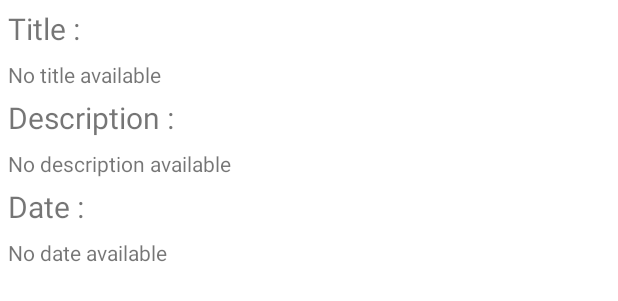
After one commit to aminechaabini/NASAImageryAndroidApp, an Android app: the layout fragment_image_details.xml on its own in the app's theme, with its tools: preview values and no code run, on a phone screen of 412 x 824 dp. The commit adds this screen. Shown: the top 301 px of the screen. Run offline under Robolectric (Android 15) with nearby library versions, the phone set to English and light mode, and no system bars.

Commit message:
fixed ui

```diff
--- a/app/build.gradle.kts
+++ b/app/build.gradle.kts
@@ -7,12 +7,12 @@ plugins {
 
 android {
     namespace = "com.example.nasaimagery"
-    compileSdk = 33
+    compileSdk = 34
 
     defaultConfig {
         applicationId = "com.example.nasaimagery"
         minSdk = 24
-        targetSdk = 33
+        targetSdk = 34
         versionCode = 1
         versionName = "1.0"
 
@@ -57,4 +57,6 @@ dependencies {
     androidTestImplementation("androidx.test.espresso:espresso-core:3.5.1")
     implementation ("com.squareup.retrofit2:retrofit:2.9.0")
     implementation ("com.google.code.gson:gson:2.10.1")
+    implementation ("com.squareup.retrofit2:converter-gson:2.3.0")
+
 }
--- a/app/src/main/AndroidManifest.xml
+++ b/app/src/main/AndroidManifest.xml
@@ -1,6 +1,8 @@
 <?xml version="1.0" encoding="utf-8"?>
 <manifest xmlns:android="http://schemas.android.com/apk/res/android"
     xmlns:tools="http://schemas.android.com/tools" >
+
+    <uses-permission android:name="android.permission.INTERNET" />
 
     <application
         android:allowBackup="true"
--- a/app/src/main/java/com/example/nasaimagery/MainActivity.kt
+++ b/app/src/main/java/com/example/nasaimagery/MainActivity.kt
@@ -25,7 +25,7 @@ private lateinit var binding: ActivityMainBinding
         // Passing each menu ID as a set of Ids because each
         // menu should be considered as top level destinations.
         val appBarConfiguration = AppBarConfiguration(setOf(
-            R.id.navigation_home, R.id.navigation_dashboard, R.id.navigation_notifications))
+            R.id.homeFragment, R.id.settingsFragment, R.id.savedImagesFragment))
         setupActionBarWithNavController(navController, appBarConfiguration)
         navView.setupWithNavController(navController)
     }
--- a/app/src/main/java/com/example/nasaimagery/ui/savedImages/SavedImagesViewModel.kt
+++ b/app/src/main/java/com/example/nasaimagery/ui/imagedetails/ImageDetailsViewModel.kt
@@ -1,10 +1,10 @@
-package com.example.nasaimagery.ui.savedImages
+package com.example.nasaimagery.ui.imagedetails
 
 import androidx.lifecycle.LiveData
 import androidx.lifecycle.MutableLiveData
 import androidx.lifecycle.ViewModel
 
-class SavedImagesViewModel : ViewModel() {
+class ImageDetailsViewModel : ViewModel() {
 
     private val _text = MutableLiveData<String>().apply {
         value = "This is notifications Fragment"
--- a/app/src/main/java/com/example/nasaimagery/ui/settings/SettingsFragment.kt
+++ b/app/src/main/java/com/example/nasaimagery/ui/settings/SettingsFragment.kt
@@ -7,11 +7,11 @@ import android.view.ViewGroup
 import android.widget.TextView
 import androidx.fragment.app.Fragment
 import androidx.lifecycle.ViewModelProvider
-import com.example.nasaimagery.databinding.FragmentDashboardBinding
+import com.example.nasaimagery.databinding.FragmentSettingsBinding
 
 class SettingsFragment : Fragment() {
 
-private var _binding: FragmentDashboardBinding? = null
+private var _binding: FragmentSettingsBinding? = null
   // This property is only valid between onCreateView and
   // onDestroyView.
   private val binding get() = _binding!!
@@ -24,7 +24,7 @@ private var _binding: FragmentDashboardBinding? = null
     val settingsViewModel =
             ViewModelProvider(this).get(SettingsViewModel::class.java)
 
-    _binding = FragmentDashboardBinding.inflate(inflater, container, false)
+    _binding = FragmentSettingsBinding.inflate(inflater, container, false)
     val root: View = binding.root
 
     val textView: TextView = binding.textDashboard
--- /dev/null
+++ b/app/src/main/res/layout/fragment_image_details.xml
@@ -0,0 +1,75 @@
+<?xml version="1.0" encoding="utf-8"?>
+<androidx.constraintlayout.widget.ConstraintLayout
+    xmlns:android="http://schemas.android.com/apk/res/android"
+    xmlns:app="http://schemas.android.com/apk/res-auto"
+    xmlns:tools="http://schemas.android.com/tools"
+    android:layout_width="match_parent"
+    android:layout_height="match_parent"
+    tools:context=".ui.imagedetails.ImageDetailsFragment" >
+
+    <TextView
+        android:id="@+id/title"
+        android:layout_width="match_parent"
+        android:layout_height="40dp"
+        android:paddingStart="5dp"
+        android:paddingTop="5dp"
+        android:text="Title :"
+        android:textSize="20sp"
+        app:layout_constraintStart_toStartOf="parent"
+        app:layout_constraintTop_toTopOf="parent" />
+
+    <TextView
+        android:id="@+id/date"
+        android:layout_width="match_parent"
+        android:layout_height="40dp"
+        android:paddingStart="5dp"
+        android:paddingTop="5dp"
+        android:text="Date :"
+        android:textSize="20sp"
+        app:layout_constraintEnd_toEndOf="parent"
+        app:layout_constraintStart_toStartOf="parent"
+        app:layout_constraintTop_toBottomOf="@+id/descriptionContent" />
+
+    <TextView
+        android:id="@+id/description"
+        android:layout_width="match_parent"
+        android:layout_height="40dp"
+        android:paddingStart="5dp"
+        android:paddingTop="5dp"
+        android:text="Description :"
+        android:textSize="20sp"
+        app:layout_constraintEnd_toEndOf="parent"
+        app:layout_constraintStart_toStartOf="parent"
+        app:layout_constraintTop_toBottomOf="@+id/titleContent" />
+
+    <TextView
+        android:id="@+id/titleContent"
+        android:layout_width="match_parent"
+        android:layout_height="wrap_content"
+        android:paddingStart="5dp"
+        android:text="No title available"
+        app:layout_constraintEnd_toEndOf="parent"
+        app:layout_constraintStart_toStartOf="parent"
+        app:layout_constraintTop_toBottomOf="@+id/title" />
+
+    <TextView
+        android:id="@+id/descriptionContent"
+        android:layout_width="match_parent"
+        android:layout_height="wrap_content"
+        android:paddingStart="5dp"
+        android:text="No description available"
+        app:layout_constraintEnd_toEndOf="parent"
+        app:layout_constraintStart_toStartOf="parent"
+        app:layout_constraintTop_toBottomOf="@+id/description" />
+
+    <TextView
+        android:id="@+id/dateContent"
+        android:layout_width="match_parent"
+        android:layout_height="wrap_content"
+        android:text="No date available"
+        android:paddingStart="5dp"
+        app:layout_constraintEnd_toEndOf="parent"
+        app:layout_constraintStart_toStartOf="parent"
+        app:layout_constraintTop_toBottomOf="@+id/date" />
+
+</androidx.constraintlayout.widget.ConstraintLayout>
--- a/app/src/main/res/navigation/mobile_navigation.xml
+++ b/app/src/main/res/navigation/mobile_navigation.xml
@@ -16,7 +16,7 @@
         tools:layout="@layout/fragment_settings" />
     <fragment
         android:id="@+id/savedImagesFragment"
-        android:name="com.example.nasaimagery.ui.savedImages.SavedImagesFragment"
-        android:label="fragment_saved_images"
-        tools:layout="@layout/fragment_saved_images" />
+        android:name="com.example.nasaimagery.ui.imagedetails.ImageDetailsFragment"
+        android:label="fragment_image_details"
+        tools:layout="@layout/fragment_image_details" />
 </navigation>
```
Also changed, not shown: app/src/main/java/com/example/nasaimagery/data/network/APODApi.kt (added, +14 -0 lines), app/src/main/java/com/example/nasaimagery/data/network/Result.kt (added, +10 -0 lines), app/src/main/java/com/example/nasaimagery/data/network/RetrofitHelper.kt (added, +18 -0 lines), app/src/main/java/com/example/nasaimagery/ui/home/HomeViewModel.kt (+21 -3 lines), app/src/main/java/com/example/nasaimagery/ui/imagedetails/ImageDetailsFragment.kt (renamed from app/src/main/java/com/example/nasaimagery/ui/savedImages/SavedImagesFragment.kt, +7 -6 lines), app/src/main/res/layout/fragment_home.xml (+31 -9 lines), app/src/main/res/layout/fragment_saved_images.xml (deleted, +0 -23 lines), app/src/main/res/layout/fragment_settings.xml (+17 -10 lines), app/src/main/res/menu/bottom_nav_menu.xml (+13 -10 lines).
